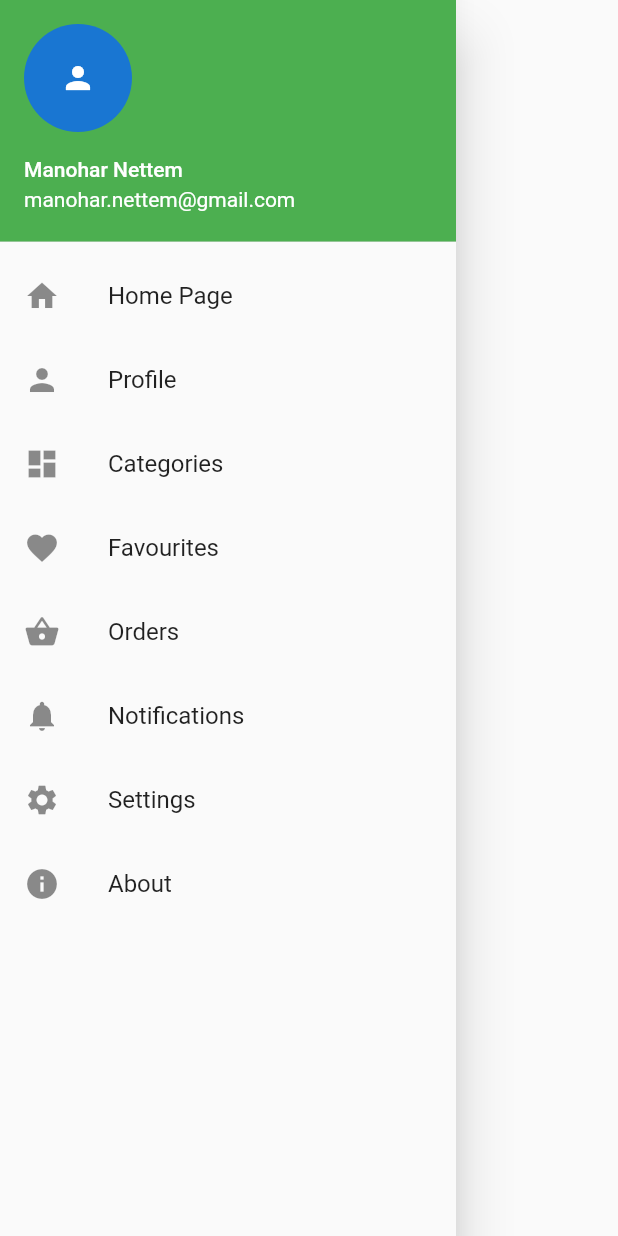
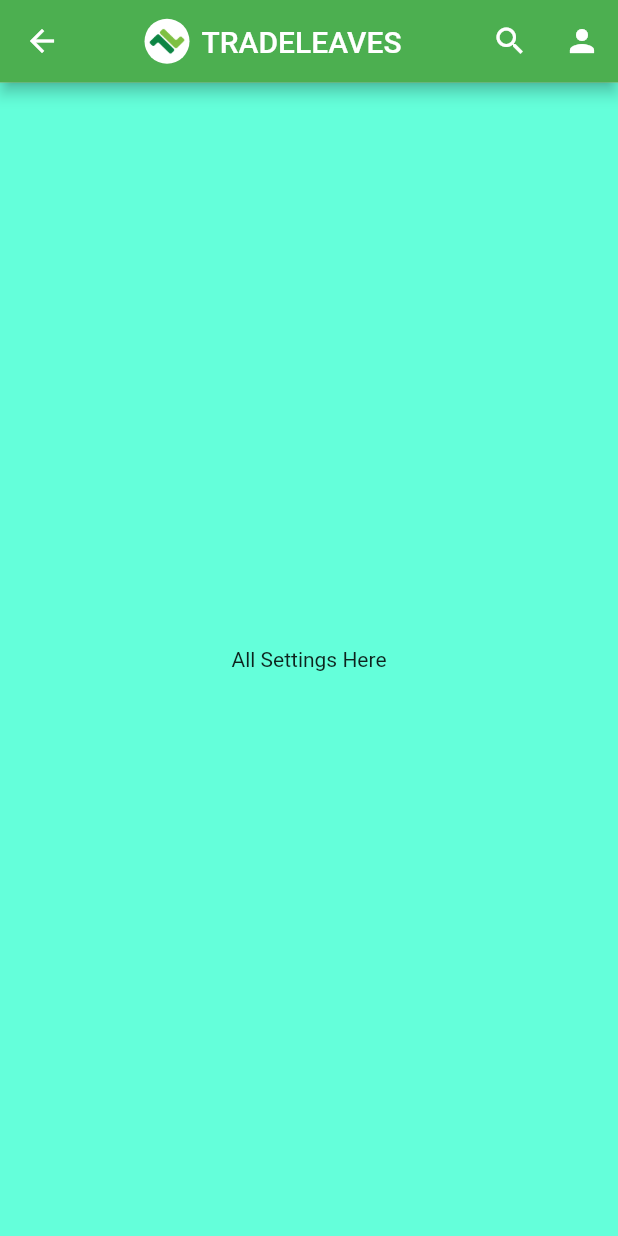
Before and after one commit to Ramya-B/Flutter-Mobile-App, a Flutter app: the CustomDrawer widget shown alone on an empty page, opened directly, after a tap on "Settings", on a phone screen of 412 x 824 dp. Run offline on Flutter 3.47's test engine with Material 2 defaults, Android fonts, the phone set to English and light mode, and no system bars; missing offline and left inert: flutter_launcher_icons, mongo_dart.

Commit message:
navigation added for about and settings icons

```diff
--- a/mobile_samples/lib/components/CustomDrawer.dart
+++ b/mobile_samples/lib/components/CustomDrawer.dart
@@ -1,5 +1,7 @@
 import 'package:flutter/material.dart';
+import 'package:tradeleaves/components/About/about.dart';
 import 'package:tradeleaves/components/Profile/Profile.dart';
+import 'package:tradeleaves/components/Settings/setting.dart';
 
 class CustomDrawer extends StatelessWidget {
   @override
@@ -71,14 +73,14 @@ class CustomDrawer extends StatelessWidget {
               ),
             ),
             InkWell(
-              onTap: () {},
+              onTap: () => Navigator.of(context).push(new MaterialPageRoute(builder: (context) => new SettingsPage())),
               child: new ListTile(
                 title: Text('Settings'),
                 leading: Icon(Icons.settings),
               ),
             ),
             InkWell(
-              onTap: () {},
+              onTap: () => Navigator.of(context).push(new MaterialPageRoute(builder: (context) => new AboutPage())),
               child: new ListTile(
                 title: Text('About'),
                 leading: Icon(Icons.info),
--- /dev/null
+++ b/mobile_samples/lib/components/Settings/setting.dart
@@ -0,0 +1,22 @@
+import 'package:flutter/material.dart';
+import 'package:tradeleaves/components/CustomAppBar.dart';
+
+class SettingsPage extends StatefulWidget {
+  @override
+  _SettingsPageState createState() => _SettingsPageState();
+}
+
+class _SettingsPageState extends State<SettingsPage> {
+  @override
+  Widget build(BuildContext context) {
+    return Scaffold(
+      appBar: CustomToolBar(),
+      body: Container(
+        color: Colors.tealAccent,
+        child: Center(
+          child: Text('All Settings Here'),
+        ),
+      ),
+    );
+  }
+}
--- a/mobile_samples/lib/components/login_register/login_page.dart
+++ b/mobile_samples/lib/components/login_register/login_page.dart
@@ -1,6 +1,10 @@
 import 'package:flutter/material.dart';
+import 'package:tradeleaves/components/CustomAppBar.dart';
+import 'package:tradeleaves/components/CustomBottomNavigationBar.dart';
+import 'package:tradeleaves/components/CustomDrawer.dart';
 import 'package:tradeleaves/components/login_register/register_page.dart';
 import 'package:tradeleaves/components/login_register/user_profile.dart';
+
 
 class UserLogin extends StatefulWidget {
   @override
@@ -12,9 +16,7 @@ class _UserLoginState extends State<UserLogin> {
   @override
   Widget build(BuildContext context) {
     return Scaffold(
-      appBar: new AppBar(
-        title: Text('Login Page'),
-      ),
+      appBar: CustomToolBar(),
       body: Center(
         child: SingleChildScrollView(
           child: Container(
@@ -98,6 +100,8 @@ class _UserLoginState extends State<UserLogin> {
           ),
         ),
       ),
+      bottomNavigationBar: CustomNavBar(),
+      // drawer: CustomDrawer(),
     );
   }
 }
--- a/mobile_samples/lib/components/login_register/register_page.dart
+++ b/mobile_samples/lib/components/login_register/register_page.dart
@@ -1,4 +1,6 @@
 import 'package:flutter/material.dart';
+import 'package:tradeleaves/components/CustomAppBar.dart';
+import 'package:tradeleaves/components/CustomBottomNavigationBar.dart';
 import 'package:tradeleaves/components/login_register/login_page.dart';
 
 class RegistrationPage extends StatefulWidget {
@@ -10,9 +12,7 @@ class _RegistrationPageState extends State<RegistrationPage> {
   @override
   Widget build(BuildContext context) {
     return Scaffold(
-      appBar: new AppBar(
-        title: Text('Registration Page'),
-      ),
+      appBar: new CustomToolBar(),
       body: Center(
         child: SingleChildScrollView(
           child: Container(
```
Also changed, not shown: mobile_samples/lib/components/About/about.dart (added, +26 -0 lines), mobile_samples/lib/components/login_register/user_profile.dart (+14 -15 lines).
